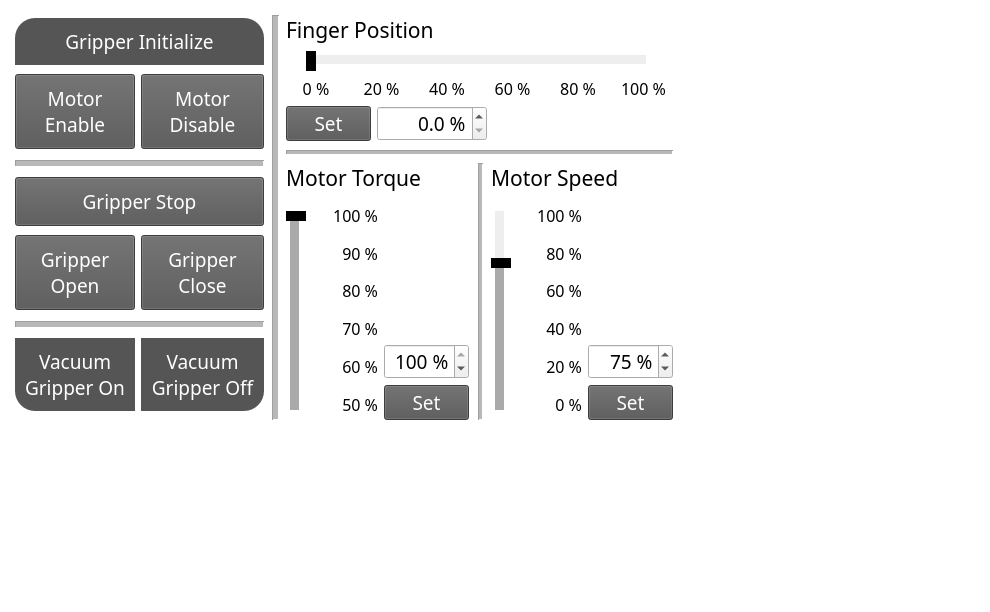
Above: ui/datc_control_form.ui from PlanA2G/datc_user_interface before the change. Below: the same form after it.
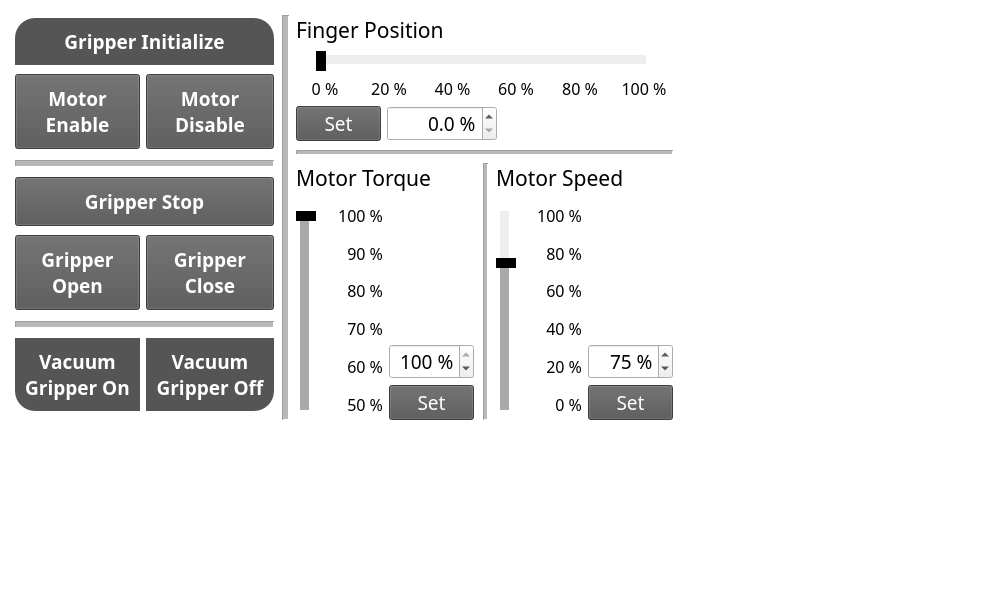
That is the form after the change.

Patch:
```diff
--- a/ui/datc_control_form.ui
+++ b/ui/datc_control_form.ui
@@ -343,7 +343,7 @@
           <font>
            <family>Noto Sans KR Medium</family>
            <pointsize>14</pointsize>
-           <bold>false</bold>
+           <bold>true</bold>
           </font>
          </property>
          <property name="text">
@@ -802,7 +802,7 @@
           <font>
            <family>Noto Sans KR Medium</family>
            <pointsize>14</pointsize>
-           <bold>false</bold>
+           <bold>true</bold>
           </font>
          </property>
          <property name="text">
@@ -1019,7 +1019,7 @@
           <font>
            <family>Noto Sans KR Medium</family>
            <pointsize>14</pointsize>
-           <bold>false</bold>
+           <bold>true</bold>
           </font>
          </property>
          <property name="text">
@@ -1261,7 +1261,7 @@
           <font>
            <family>Noto Sans KR Medium</family>
            <pointsize>14</pointsize>
-           <bold>false</bold>
+           <bold>true</bold>
           </font>
          </property>
          <property name="text">
@@ -1477,7 +1477,7 @@
           <font>
            <family>Noto Sans KR Medium</family>
            <pointsize>14</pointsize>
-           <bold>false</bold>
+           <bold>true</bold>
           </font>
          </property>
          <property name="text">
@@ -1694,7 +1694,7 @@
           <font>
            <family>Noto Sans KR Medium</family>
            <pointsize>14</pointsize>
-           <bold>false</bold>
+           <bold>true</bold>
           </font>
          </property>
          <property name="text">
@@ -1936,7 +1936,7 @@
           <font>
            <family>Noto Sans KR Medium</family>
            <pointsize>14</pointsize>
-           <bold>false</bold>
+           <bold>true</bold>
           </font>
          </property>
          <property name="text">
@@ -2153,7 +2153,7 @@
           <font>
            <family>Noto Sans KR Medium</family>
            <pointsize>14</pointsize>
-           <bold>false</bold>
+           <bold>true</bold>
           </font>
          </property>
          <property name="text">
```
